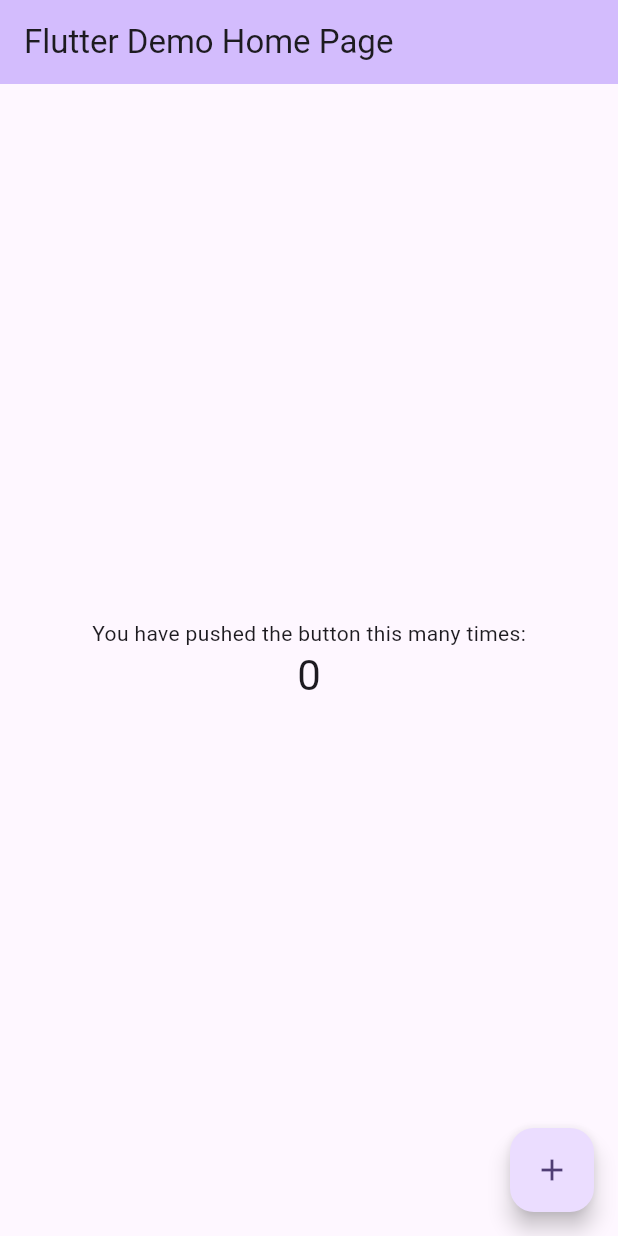
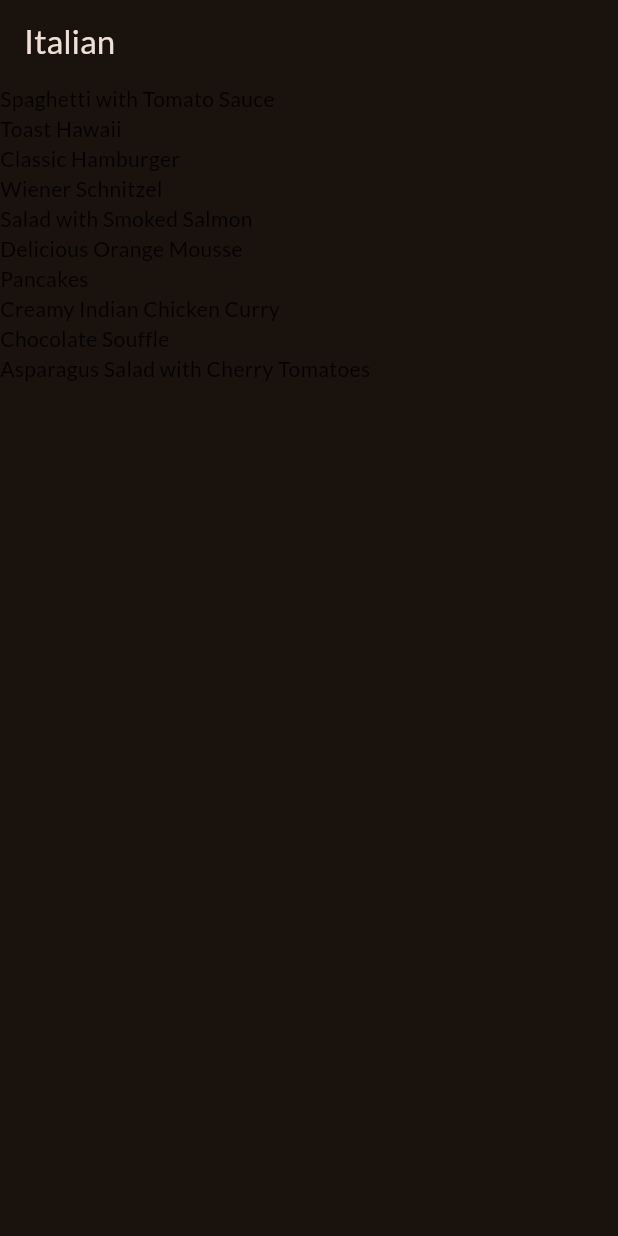
Before and after one commit to pratikk94/Flutter, a Flutter app: the screen it shows after launch, on a phone screen of 412 x 824 dp. Run offline on Flutter 3.47's test engine with Material 2 defaults, Android fonts, the phone set to English and light mode, and no system bars; our stand-ins replace google_fonts.

Commit message:
Meals app

```diff
--- /dev/null
+++ b/004_meals_app/meals_app/lib/data/dummy_data.dart
@@ -0,0 +1,408 @@
+import 'package:flutter/material.dart';
+import 'package:meals_app/models/category.dart';
+import 'package:meals_app/models/meal.dart';
+
+// Constants in Dart should be written in lowerCamelcase.
+const availableCategories = [
+  Category(
+    id: 'c1',
+    title: 'Italian',
+    color: Colors.purple,
+  ),
+  Category(
+    id: 'c2',
+    title: 'Quick & Easy',
+    color: Colors.red,
+  ),
+  Category(
+    id: 'c3',
+    title: 'Hamburgers',
+    color: Colors.orange,
+  ),
+  Category(
+    id: 'c4',
+    title: 'German',
+    color: Colors.amber,
+  ),
+  Category(
+    id: 'c5',
+    title: 'Light & Lovely',
+    color: Colors.blue,
+  ),
+  Category(
+    id: 'c6',
+    title: 'Exotic',
+    color: Colors.green,
+  ),
+  Category(
+    id: 'c7',
+    title: 'Breakfast',
+    color: Colors.lightBlue,
+  ),
+  Category(
+    id: 'c8',
+    title: 'Asian',
+    color: Colors.lightGreen,
+  ),
+  Category(
+    id: 'c9',
+    title: 'French',
+    color: Colors.pink,
+  ),
+  Category(
+    id: 'c10',
+    title: 'Summer',
+    color: Colors.teal,
+  ),
+];
+
+const dummyMeals = [
+  Meal(
+    id: 'm1',
+    categories: [
+      'c1',
+      'c2',
+    ],
+    title: 'Spaghetti with Tomato Sauce',
+    affordability: Affordability.affordable,
+    complexity: Complexity.simple,
+    imageUrl:
+        'https://upload.wikimedia.org/wikipedia/commons/thumb/2/20/Spaghetti_Bolognese_mit_Parmesan_oder_Grana_Padano.jpg/800px-Spaghetti_Bolognese_mit_Parmesan_oder_Grana_Padano.jpg',
+    duration: 20,
+    ingredients: [
+      '4 Tomatoes',
+      '1 Tablespoon of Olive Oil',
+      '1 Onion',
+      '250g Spaghetti',
+      'Spices',
+      'Cheese (optional)'
+    ],
+    steps: [
+      'Cut the tomatoes and the onion into small pieces.',
+      'Boil some water - add salt to it once it boils.',
+      'Put the spaghetti into the boiling water - they should be done in about 10 to 12 minutes.',
+      'In the meantime, heaten up some olive oil and add the cut onion.',
+      'After 2 minutes, add the tomato pieces, salt, pepper and your other spices.',
+      'The sauce will be done once the spaghetti are.',
+      'Feel free to add some cheese on top of the finished dish.'
+    ],
+    isGlutenFree: false,
+    isVegan: true,
+    isVegetarian: true,
+    isLactoseFree: true,
+  ),
+  Meal(
+    id: 'm2',
+    categories: [
+      'c2',
+    ],
+    title: 'Toast Hawaii',
+    affordability: Affordability.affordable,
+    complexity: Complexity.simple,
+    imageUrl:
+        'https://cdn.pixabay.com/photo/2018/07/11/21/51/toast-3532016_1280.jpg',
+    duration: 10,
+    ingredients: [
+      '1 Slice White Bread',
+      '1 Slice Ham',
+      '1 Slice Pineapple',
+      '1-2 Slices of Cheese',
+      'Butter'
+    ],
+    steps: [
+      'Butter one side of the white bread',
+      'Layer ham, the pineapple and cheese on the white bread',
+      'Bake the toast for round about 10 minutes in the oven at 200°C'
+    ],
+    isGlutenFree: false,
+    isVegan: false,
+    isVegetarian: false,
+    isLactoseFree: false,
+  ),
+  Meal(
+    id: 'm3',
+    categories: [
+      'c2',
+      'c3',
+    ],
+    title: 'Classic Hamburger',
+    affordability: Affordability.pricey,
+    complexity: Complexity.simple,
+    imageUrl:
+        'https://cdn.pixabay.com/photo/2014/10/23/18/05/burger-500054_1280.jpg',
+    duration: 45,
+    ingredients: [
+      '300g Cattle Hack',
+      '1 Tomato',
+      '1 Cucumber',
+      '1 Onion',
+      'Ketchup',
+      '2 Burger Buns'
+    ],
+    steps: [
+      'Form 2 patties',
+      'Fry the patties for c. 4 minutes on each side',
+      'Quickly fry the buns for c. 1 minute on each side',
+      'Bruch buns with ketchup',
+      'Serve burger with tomato, cucumber and onion'
+    ],
+    isGlutenFree: false,
+    isVegan: false,
+    isVegetarian: false,
+    isLactoseFree: true,
+  ),
+  Meal(
+    id: 'm4',
+    categories: [
+      'c4',
+    ],
+    title: 'Wiener Schnitzel',
+    affordability: Affordability.luxurious,
+    complexity: Complexity.challenging,
+    imageUrl:
+        'https://cdn.pixabay.com/photo/2018/03/31/19/29/schnitzel-3279045_1280.jpg',
+    duration: 60,
+    ingredients: [
+      '8 Veal Cutlets',
+      '4 Eggs',
+      '200g Bread Crumbs',
+      '100g Flour',
+      '300ml Butter',
+      '100g Vegetable Oil',
+      'Salt',
+      'Lemon Slices'
+    ],
+    steps: [
+      'Tenderize the veal to about 2–4mm, and salt on both sides.',
+      'On a flat plate, stir the eggs briefly with a fork.',
+      'Lightly coat the cutlets in flour then dip into the egg, and finally, coat in breadcrumbs.',
+      'Heat the butter and oil in a large pan (allow the fat to get very hot) and fry the schnitzels until golden brown on both sides.',
+      'Make sure to toss the pan regularly so that the schnitzels are surrounded by oil and the crumbing becomes ‘fluffy’.',
+      'Remove, and drain on kitchen paper. Fry the parsley in the remaining oil and drain.',
+      'Place the schnitzels on awarmed plate and serve garnishedwith parsley and slices of lemon.'
+    ],
+    isGlutenFree: false,
+    isVegan: false,
+    isVegetarian: false,
+    isLactoseFree: false,
+  ),
+  Meal(
+    id: 'm5',
+    categories: [
+      'c2'
+          'c5',
+      'c10',
+    ],
+    title: 'Salad with Smoked Salmon',
+    affordability: Affordability.luxurious,
+    complexity: Complexity.simple,
+    imageUrl:
+        'https://cdn.pixabay.com/photo/2016/10/25/13/29/smoked-salmon-salad-1768890_1280.jpg',
+    duration: 15,
+    ingredients: [
+      'Arugula',
+      'Lamb\'s Lettuce',
+      'Parsley',
+      'Fennel',
+      '200g Smoked Salmon',
+      'Mustard',
+      'Balsamic Vinegar',
+      'Olive Oil',
+      'Salt and Pepper'
+    ],
+    steps: [
+      'Wash and cut salad and herbs',
+      'Dice the salmon',
+      'Process mustard, vinegar and olive oil into a dessing',
+      'Prepare the salad',
+      'Add salmon cubes and dressing'
+    ],
+    isGlutenFree: true,
+    isVegan: false,
+    isVegetarian: true,
+    isLactoseFree: true,
+  ),
+  Meal(
+    id: 'm6',
+    categories: [
+      'c6',
+      'c10',
+    ],
+    title: 'Delicious Orange Mousse',
+    affordability: Affordability.affordable,
+    complexity: Complexity.hard,
+    imageUrl:
+        'https://cdn.pixabay.com/photo/2017/05/01/05/18/pastry-2274750_1280.jpg',
+    duration: 240,
+    ingredients: [
+      '4 Sheets of Gelatine',
+      '150ml Orange Juice',
+      '80g Sugar',
+      '300g Yoghurt',
+      '200g Cream',
+      'Orange Peel',
+    ],
+    steps: [
+      'Dissolve gelatine in pot',
+      'Add orange juice and sugar',
+      'Take pot off the stove',
+      'Add 2 tablespoons of yoghurt',
+      'Stir gelatin under remaining yoghurt',
+      'Cool everything down in the refrigerator',
+      'Whip the cream and lift it under die orange mass',
+      'Cool down again for at least 4 hours',
+      'Serve with orange peel',
+    ],
+    isGlutenFree: true,
+    isVegan: false,
+    isVegetarian: true,
+    isLactoseFree: false,
+  ),
+  Meal(
+    id: 'm7',
+    categories: [
+      'c7',
+    ],
+    title: 'Pancakes',
+    affordability: Affordability.affordable,
+    complexity: Complexity.simple,
+    imageUrl:
+        'https://cdn.pixabay.com/photo/2018/07/10/21/23/pancake-3529653_1280.jpg',
+    duration: 20,
+    ingredients: [
+      '1 1/2 Cups all-purpose Flour',
+      '3 1/2 Teaspoons Baking Powder',
+      '1 Teaspoon Salt',
+      '1 Tablespoon White Sugar',
+      '1 1/4 cups Milk',
+      '1 Egg',
+      '3 Tablespoons Butter, melted',
+    ],
+    steps: [
+      'In a large bowl, sift together the flour, baking powder, salt and sugar.',
+      'Make a well in the center and pour in the milk, egg and melted butter; mix until smooth.',
+      'Heat a lightly oiled griddle or frying pan over medium high heat.',
+      'Pour or scoop the batter onto the griddle, using approximately 1/4 cup for each pancake. Brown on both sides and serve hot.'
+    ],
+    isGlutenFree: true,
+    isVegan: false,
+    isVegetarian: true,
+    isLactoseFree: false,
+  ),
+  Meal(
+    id: 'm8',
+    categories: [
+      'c8',
+    ],
+    title: 'Creamy Indian Chicken Curry',
+    affordability: Affordability.pricey,
+    complexity: Complexity.challenging,
+    imageUrl:
+        'https://cdn.pixabay.com/photo/2018/06/18/16/05/indian-food-3482749_1280.jpg',
+    duration: 35,
+    ingredients: [
+      '4 Chicken Breasts',
+      '1 Onion',
+      '2 Cloves of Garlic',
+      '1 Piece of Ginger',
+      '4 Tablespoons Almonds',
+      '1 Teaspoon Cayenne Pepper',
+      '500ml Coconut Milk',
+    ],
+    steps: [
+      'Slice and fry the chicken breast',
+      'Process onion, garlic and ginger into paste and sauté everything',
+      'Add spices and stir fry',
+      'Add chicken breast + 250ml of water and cook everything for 10 minutes',
+      'Add coconut milk',
+      'Serve with rice'
+    ],
+    isGlutenFree: true,
+    isVegan: false,
+    isVegetarian: false,
+    isLactoseFree: true,
+  ),
+  Meal(
+    id: 'm9',
+    categories: [
+      'c9',
+    ],
+    title: 'Chocolate Souffle',
+    affordability: Affordability.affordable,
+    complexity: Complexity.hard,
+    imageUrl:
+        'https://cdn.pixabay.com/photo/2014/08/07/21/07/souffle-412785_1280.jpg',
+    duration: 45,
+    ingredients: [
+      '1 Teaspoon melted Butter',
+      '2 Tablespoons white Sugar',
+      '2 Ounces 70% dark Chocolate, broken into pieces',
+      '1 Tablespoon Butter',
+      '1 Tablespoon all-purpose Flour',
+      '4 1/3 tablespoons cold Milk',
+      '1 Pinch Salt',
+      '1 Pinch Cayenne Pepper',
+      '1 Large Egg Yolk',
+      '2 Large Egg Whites',
+      '1 Pinch Cream of Tartar',
+      '1 Tablespoon white Sugar',
+    ],
+    steps: [
+      'Preheat oven to 190°C. Line a rimmed baking sheet with parchment paper.',
+      'Brush bottom and sides of 2 ramekins lightly with 1 teaspoon melted butter; cover bottom and sides right up to the rim.',
+      'Add 1 tablespoon white sugar to ramekins. Rotate ramekins until sugar coats all surfaces.',
+      'Place chocolate pieces in a metal mixing bowl.',
+      'Place bowl over a pan of about 3 cups hot water over low heat.',
+      'Melt 1 tablespoon butter in a skillet over medium heat. Sprinkle in flour. Whisk until flour is incorporated into butter and mixture thickens.',
+      'Whisk in cold milk until mixture becomes smooth and thickens. Transfer mixture to bowl with melted chocolate.',
+      'Add salt and cayenne pepper. Mix together thoroughly. Add egg yolk and mix to combine.',
+      'Leave bowl above the hot (not simmering) water to keep chocolate warm while you whip the egg whites.',
+      'Place 2 egg whites in a mixing bowl; add cream of tartar. Whisk until mixture begins to thicken and a drizzle from the whisk stays on the surface about 1 second before disappearing into the mix.',
+      'Add 1/3 of sugar and whisk in. Whisk in a bit more sugar about 15 seconds.',
+      'whisk in the rest of the sugar. Continue whisking until mixture is about as thick as shaving cream and holds soft peaks, 3 to 5 minutes.',
+      'Transfer a little less than half of egg whites to chocolate.',
+      'Mix until egg whites are thoroughly incorporated into the chocolate.',
+      'Add the rest of the egg whites; gently fold into the chocolate with a spatula, lifting from the bottom and folding over.',
+      'Stop mixing after the egg white disappears. Divide mixture between 2 prepared ramekins. Place ramekins on prepared baking sheet.',
+      'Bake in preheated oven until scuffles are puffed and have risen above the top of the rims, 12 to 15 minutes.',
+    ],
+    isGlutenFree: true,
+    isVegan: false,
+    isVegetarian: true,
+    isLactoseFree: false,
+  ),
+  Meal(
+    id: 'm10',
+    categories: [
+      'c2',
+      'c5',
+      'c10',
+    ],
+    title: 'Asparagus Salad with Cherry Tomatoes',
+    affordability: Affordability.luxurious,
+    complexity: Complexity.simple,
+    imageUrl:
+        'https://cdn.pixabay.com/photo/2018/04/09/18/26/asparagus-3304997_1280.jpg',
+    duration: 30,
+    ingredients: [
+      'White and Green Asparagus',
+      '30g Pine Nuts',
+      '300g Cherry Tomatoes',
+      'Salad',
+      'Salt, Pepper and Olive Oil'
+    ],
+    steps: [
+      'Wash, peel and cut the asparagus',
+      'Cook in salted water',
+      'Salt and pepper the asparagus',
+      'Roast the pine nuts',
+      'Halve the tomatoes',
+      'Mix with asparagus, salad and dressing',
+      'Serve with Baguette'
+    ],
+    isGlutenFree: true,
+    isVegan: true,
+    isVegetarian: true,
+    isLactoseFree: true,
+  ),
+];
--- a/004_meals_app/meals_app/lib/main.dart
+++ b/004_meals_app/meals_app/lib/main.dart
@@ -1,125 +1,34 @@
 import 'package:flutter/material.dart';
 
+import 'package:google_fonts/google_fonts.dart';
+import 'package:meals_app/data/dummy_data.dart';
+import 'package:meals_app/screens/categories.dart';
+import 'package:meals_app/screens/meals.dart';
+
+final theme = ThemeData(
+  useMaterial3: true,
+  colorScheme: ColorScheme.fromSeed(
+    brightness: Brightness.dark,
+    seedColor: const Color.fromARGB(255, 131, 57, 0),
+  ),
+  textTheme: GoogleFonts.latoTextTheme(),
+);
+
 void main() {
-  runApp(const MyApp());
+  runApp(const App());
 }
 
-class MyApp extends StatelessWidget {
-  const MyApp({super.key});
+class App extends StatelessWidget {
+  const App({super.key});
 
-  // This widget is the root of your application.
   @override
   Widget build(BuildContext context) {
     return MaterialApp(
-      title: 'Flutter Demo',
-      theme: ThemeData(
-        // This is the theme of your application.
-        //
-        // TRY THIS: Try running your application with "flutter run". You'll see
-        // the application has a blue toolbar. Then, without quitting the app,
-        // try changing the seedColor in the colorScheme below to Colors.green
-        // and then invoke "hot reload" (save your changes or press the "hot
-        // reload" button in a Flutter-supported IDE, or press "r" if you used
-        // the command line to start the app).
-        //
-        // Notice that the counter didn't reset back to zero; the application
-        // state is not lost during the reload. To reset the state, use hot
-        // restart instead.
-        //
-        // This works for code too, not just values: Most code changes can be
-        // tested with just a hot reload.
-        colorScheme: ColorScheme.fromSeed(seedColor: Colors.deepPurple),
-        useMaterial3: true,
-      ),
-      home: const MyHomePage(title: 'Flutter Demo Home Page'),
-    );
+        theme: theme,
+        home: const MealsScreen(
+          title: "Italian",
+          meals: dummyMeals,
+        ) // Todo ...,
+        );
   }
 }
-
-class MyHomePage extends StatefulWidget {
-  const MyHomePage({super.key, required this.title});
-
-  // This widget is the home page of your application. It is stateful, meaning
-  // that it has a State object (defined below) that contains fields that affect
-  // how it looks.
-
-  // This class is the configuration for the state. It holds the values (in this
-  // case the title) provided by the parent (in this case the App widget) and
-  // used by the build method of the State. Fields in a Widget subclass are
-  // always marked "final".
-
-  final String title;
-
-  @override
-  State<MyHomePage> createState() => _MyHomePageState();
-}
-
-class _MyHomePageState extends State<MyHomePage> {
-  int _counter = 0;
-
-  void _incrementCounter() {
-    setState(() {
-      // This call to setState tells the Flutter framework that something has
-      // changed in this State, which causes it to rerun the build method below
-      // so that the display can reflect the updated values. If we changed
-      // _counter without calling setState(), then the build method would not be
-      // called again, and so nothing would appear to happen.
-      _counter++;
-    });
-  }
-
-  @override
-  Widget build(BuildContext context) {
-    // This method is rerun every time setState is called, for instance as done
-    // by the _incrementCounter method above.
-    //
-    // The Flutter framework has been optimized to make rerunning build methods
-    // fast, so that you can just rebuild anything that needs updating rather
-    // than having to individually change instances of widgets.
-    return Scaffold(
-      appBar: AppBar(
-        // TRY THIS: Try changing the color here to a specific color (to
-        // Colors.amber, perhaps?) and trigger a hot reload to see the AppBar
-        // change color while the other colors stay the same.
-        backgroundColor: Theme.of(context).colorScheme.inversePrimary,
-        // Here we take the value from the MyHomePage object that was created by
-        // the App.build method, and use it to set our appbar title.
-        title: Text(widget.title),
-      ),
-      body: Center(
-        // Center is a layout widget. It takes a single child and positions it
-        // in the middle of the parent.
-        child: Column(
-          // Column is also a layout widget. It takes a list of children and
-          // arranges them vertically. By default, it sizes itself to fit its
-          // children horizontally, and tries to be as tall as its parent.
-          //
-          // Column has various properties to control how it sizes itself and
-          // how it positions its children. Here we use mainAxisAlignment to
-          // center the children vertically; the main axis here is the vertical
-          // axis because Columns are vertical (the cross axis would be
-          // horizontal).
-          //
-          // TRY THIS: Invoke "debug painting" (choose the "Toggle Debug Paint"
-          // action in the IDE, or press "p" in the console), to see the
-          // wireframe for each widget.
-          mainAxisAlignment: MainAxisAlignment.center,
-          children: <Widget>[
-            const Text(
-              'You have pushed the button this many times:',
-            ),
-            Text(
-              '$_counter',
-              style: Theme.of(context).textTheme.headlineMedium,
-            ),
-          ],
-        ),
-      ),
-      floatingActionButton: FloatingActionButton(
-        onPressed: _incrementCounter,
-        tooltip: 'Increment',
-        child: const Icon(Icons.add),
-      ), // This trailing comma makes auto-formatting nicer for build methods.
-    );
-  }
-}
--- /dev/null
+++ b/004_meals_app/meals_app/lib/models/category.dart
@@ -0,0 +1,10 @@
+import 'package:flutter/material.dart';
+
+class Category {
+  const Category(
+      {required this.id, required this.title, this.color = Colors.orange});
+
+  final String id;
+  final String title;
+  final Color color;
+}
--- /dev/null
+++ b/004_meals_app/meals_app/lib/models/meal.dart
@@ -0,0 +1,43 @@
+enum Complexity {
+  simple,
+  challenging,
+  hard,
+}
+
+enum Affordability {
+  affordable,
+  pricey,
+  luxurious,
+}
+
+class Meal {
+  const Meal({
+    required this.id,
+    required this.categories,
+    required this.title,
+    required this.imageUrl,
+    required this.ingredients,
+    required this.steps,
+    required this.duration,
+    required this.complexity,
+    required this.affordability,
+    required this.isGlutenFree,
+    required this.isLactoseFree,
+    required this.isVegan,
+    required this.isVegetarian,
+  });
+
+  final String id;
+  final List<String> categories;
+  final String title;
+  final String imageUrl;
+  final List<String> ingredients;
+  final List<String> steps;
+  final int duration;
+  final Complexity complexity;
+  final Affordability affordability;
+  final bool isGlutenFree;
+  final bool isLactoseFree;
+  final bool isVegan;
+  final bool isVegetarian;
+}
--- /dev/null
+++ b/004_meals_app/meals_app/lib/screens/categories.dart
@@ -0,0 +1,26 @@
+import 'package:flutter/material.dart';
+import 'package:meals_app/data/dummy_data.dart';
+import 'package:meals_app/widget/category_grid_item.dart';
+
+class CategoriesScreen extends StatelessWidget {
+  const CategoriesScreen({super.key});
+
+  @override
+  Widget build(BuildContext context) {
+    return Scaffold(
+      appBar: AppBar(title: const Text("Pick your category")),
+      body: GridView(
+        padding: const EdgeInsets.all(24),
+        gridDelegate: const SliverGridDelegateWithFixedCrossAxisCount(
+            crossAxisCount: 2,
+            childAspectRatio: 1.5,
+            crossAxisSpacing: 20,
+            mainAxisSpacing: 20),
+        children: [
+          for (final category in availableCategories)
+            CategoryGridItem(category: category)
+        ],
+      ),
+    );
+  }
+}
--- /dev/null
+++ b/004_meals_app/meals_app/lib/screens/meals.dart
@@ -0,0 +1,44 @@
+import 'package:flutter/material.dart';
+import 'package:meals_app/models/meal.dart';
+
+class MealsScreen extends StatelessWidget {
+  const MealsScreen({super.key, required this.title, required this.meals});
+
+  final String title;
+  final List<Meal> meals;
+
+  @override
+  Widget build(BuildContext context) {
+    Widget content = ListView.builder(
+      itemCount: meals.length,
+      itemBuilder: (ctx, index) => Text(meals[index].title),
+    );
+
+    if (meals.isEmpty) {
+      content = Center(
+        child: Column(
+          mainAxisSize: MainAxisSize.min,
+          children: [
+            Text(
+              "No meals found",
+              style: Theme.of(context).textTheme.bodyLarge!.copyWith(
+                    color: Theme.of(context).colorScheme.onBackground,
+                  ),
+            ),
+            const SizedBox(
+              height: 16,
+            ),
+            Text(
+              "Try different cuisine",
+              style: Theme.of(context).textTheme.bodyLarge!.copyWith(
+                    color: Theme.of(context).colorScheme.onBackground,
+                  ),
+            )
+          ],
+        ),
+      );
+    }
+
+    return Scaffold(appBar: AppBar(title: Text(title)), body: content);
+  }
+}
--- /dev/null
+++ b/004_meals_app/meals_app/lib/widget/category_grid_item.dart
@@ -0,0 +1,36 @@
+import 'package:flutter/material.dart';
+import 'package:meals_app/models/category.dart';
+
+class CategoryGridItem extends StatelessWidget {
+  const CategoryGridItem({super.key, required this.category});
+
+  final Category category;
+
+  @override
+  Widget build(BuildContext context) {
+    return InkWell(
+      onTap: () {},
+      splashColor: Theme.of(context).primaryColor,
+      borderRadius: BorderRadius.circular(16),
+      child: Container(
+        padding: const EdgeInsets.all(16),
+        decoration: BoxDecoration(
+            borderRadius: BorderRadius.circular(16),
+            gradient: LinearGradient(
+              colors: [
+                category.color.withOpacity(0.5),
+                category.color.withOpacity(0.9)
+              ],
+              begin: Alignment.topLeft,
+              end: Alignment.bottomRight,
+            )),
+        child: Text(
+          category.title,
+          style: Theme.of(context).textTheme.titleLarge!.copyWith(
+                color: Theme.of(context).colorScheme.onBackground,
+              ),
+        ),
+      ),
+    );
+  }
+}
--- a/004_meals_app/meals_app/pubspec.yaml
+++ b/004_meals_app/meals_app/pubspec.yaml
@@ -35,6 +35,7 @@ dependencies:
   # The following adds the Cupertino Icons font to your application.
   # Use with the CupertinoIcons class for iOS style icons.
   cupertino_icons: ^1.0.2
+  google_fonts: ^6.1.0
 
 dev_dependencies:
   flutter_test:
```
Also changed, not shown: 004_meals_app/meals_app/pubspec.lock, 11 other files.
